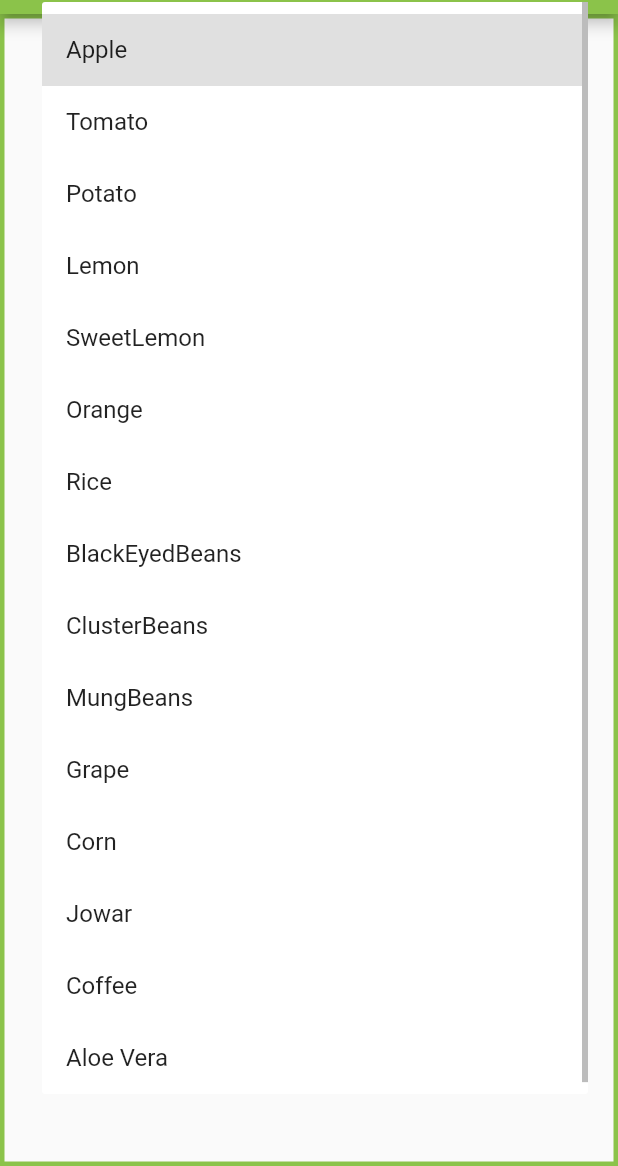
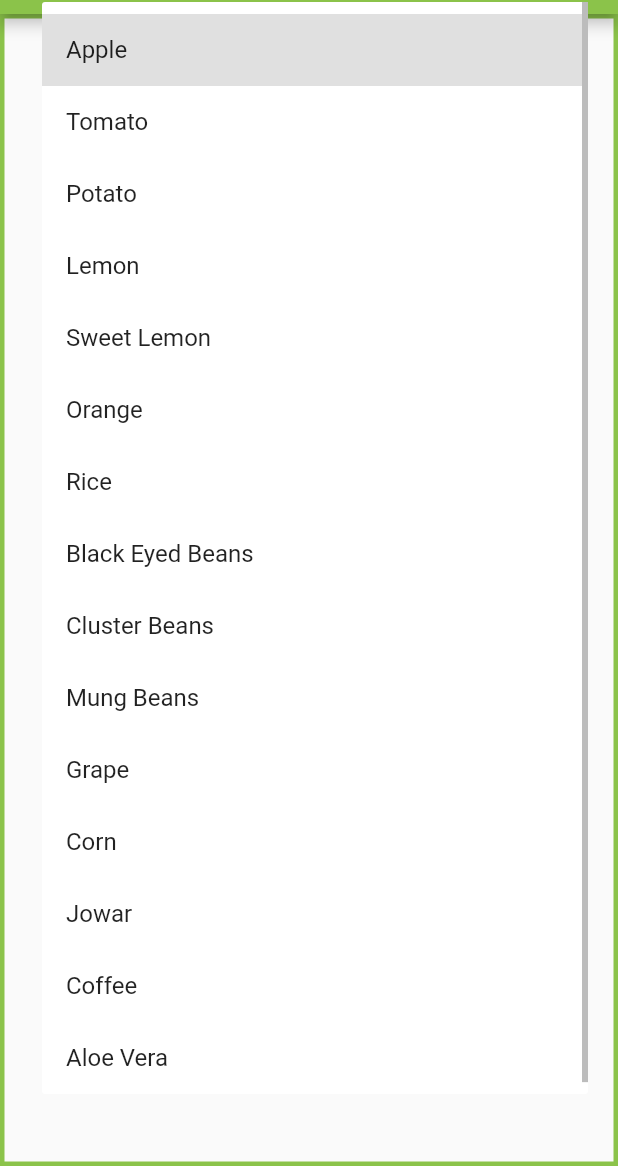
Before and after one commit to vinodbadgujar/LeafScape, a Flutter app: the HomeScreen screen opened by its route, after a tap on "Select", on a phone screen of 412 x 824 dp, the part 70-1236 px from its top. Run offline on Flutter 3.47's test engine with Material 2 defaults, Android fonts, the phone set to English and light mode, and no system bars; our stand-ins replace image_picker, introduction_screen, progress_dialog.

Commit message:
some errors are removed.

```diff
--- a/lib/homescreen.dart
+++ b/lib/homescreen.dart
@@ -16,12 +16,12 @@ class _HomeScreenState extends State<HomeScreen> {
     "Tomato",
     "Potato",
     "Lemon",
-    "SweetLemon",
+    "Sweet Lemon",
     "Orange",
     "Rice",
-    "BlackEyedBeans",
-    "ClusterBeans",
-    "MungBeans",
+    "Black Eyed Beans",
+    "Cluster Beans",
+    "Mung Beans",
     "Grape",
     "Corn",
     "Jowar",
--- a/lib/predict.dart
+++ b/lib/predict.dart
@@ -9,7 +9,7 @@ ProgressDialog pr;
 predict(File _image, String value, BuildContext context) async {
   pr = new ProgressDialog(context);
   pr.style(
-      message: 'Predicting...',
+      message: '  Predicting...',
       borderRadius: 8.0,
       backgroundColor: Colors.lightGreen.shade300,
       progressWidget: CircularProgressIndicator(),
@@ -36,7 +36,7 @@ predict(File _image, String value, BuildContext context) async {
   String body = json.encode(data);
 
   http.Response response = await http.post(
-    "http://6c0bad06761a.eu.ngrok.io/predict",
+    "http://f973eee2355e.ngrok.io/predict",
     headers: {"Content-Type": "application/json"},
     body: body,
   );
--- a/lib/prevention.dart
+++ b/lib/prevention.dart
@@ -139,7 +139,7 @@ Map prevention(String plantType, String diseaseName) {
   //Citrus - check
 
   else if (plantType == "Lemon" ||
-      plantType == "SweetLemon" ||
+      plantType == "Sweet Lemon" ||
       plantType == "Orange") {
     Map citrus = {
       "BlackSpot": {
@@ -287,9 +287,9 @@ Map prevention(String plantType, String diseaseName) {
 
   //Beans - check
 
-  else if (plantType == "BlackEyedBeans" ||
-      plantType == "ClusterBeans" ||
-      plantType == "MungBeans") {
+  else if (plantType == "Black Eyed Beans" ||
+      plantType == "Cluster Beans" ||
+      plantType == "Mung Beans") {
     Map beans = {
       "AngularLeafSpot": {
         "symptoms": [
--- a/lib/result.dart
+++ b/lib/result.dart
@@ -40,6 +40,8 @@ class _ResultState extends State<Result> {
             ),
           )),
       body: Container(
+        height: MediaQuery.of(context).size.height,
+        width: MediaQuery.of(context).size.width,
         padding: EdgeInsets.all(10),
         decoration: BoxDecoration(
           color: Colors.lightGreen.shade200,
```
